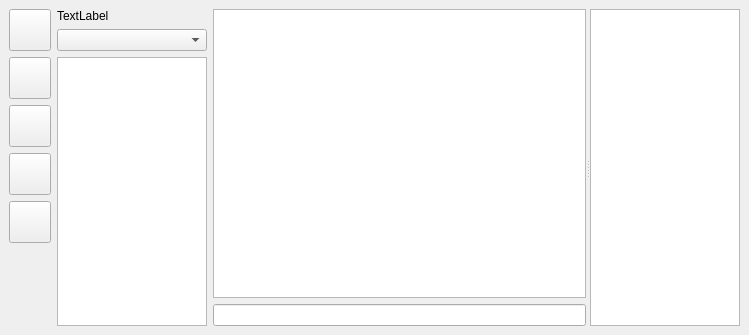
Above: src/desktop/forms/LobbyUI.ui from arabine/icl before the change. Below: the same form after it.
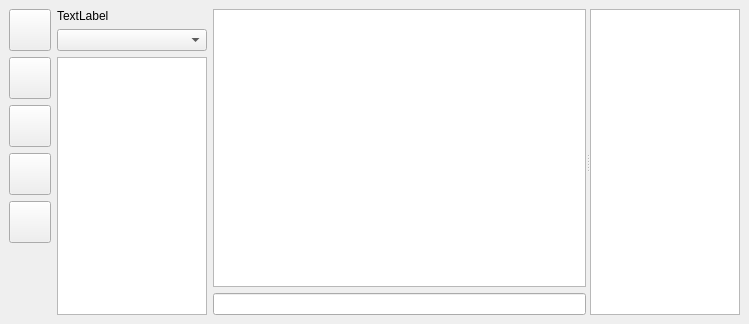
That is the form after the change. Icons and pictures are not drawn.

```diff
--- a/src/desktop/forms/LobbyUI.ui
+++ b/src/desktop/forms/LobbyUI.ui
@@ -7,7 +7,7 @@
     <x>0</x>
     <y>0</y>
     <width>749</width>
-    <height>335</height>
+    <height>324</height>
    </rect>
   </property>
   <widget class="QWidget" name="dockWidgetContents">
```
Left out of the diff: 6 changed lines with no effect on the pictures.
